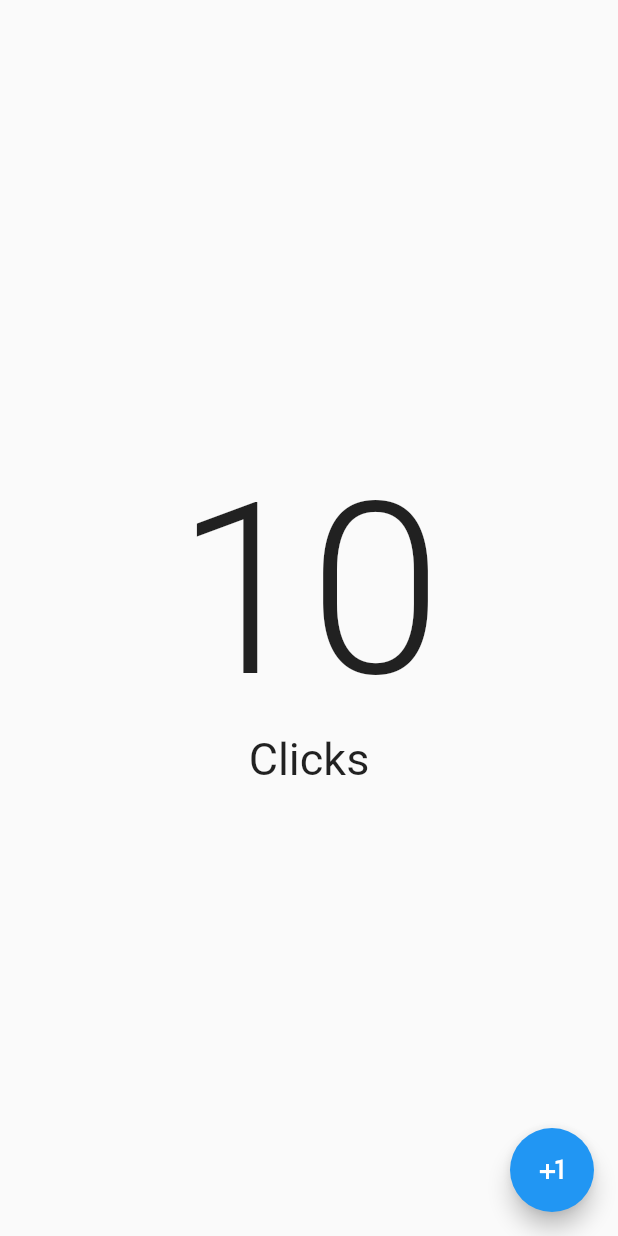
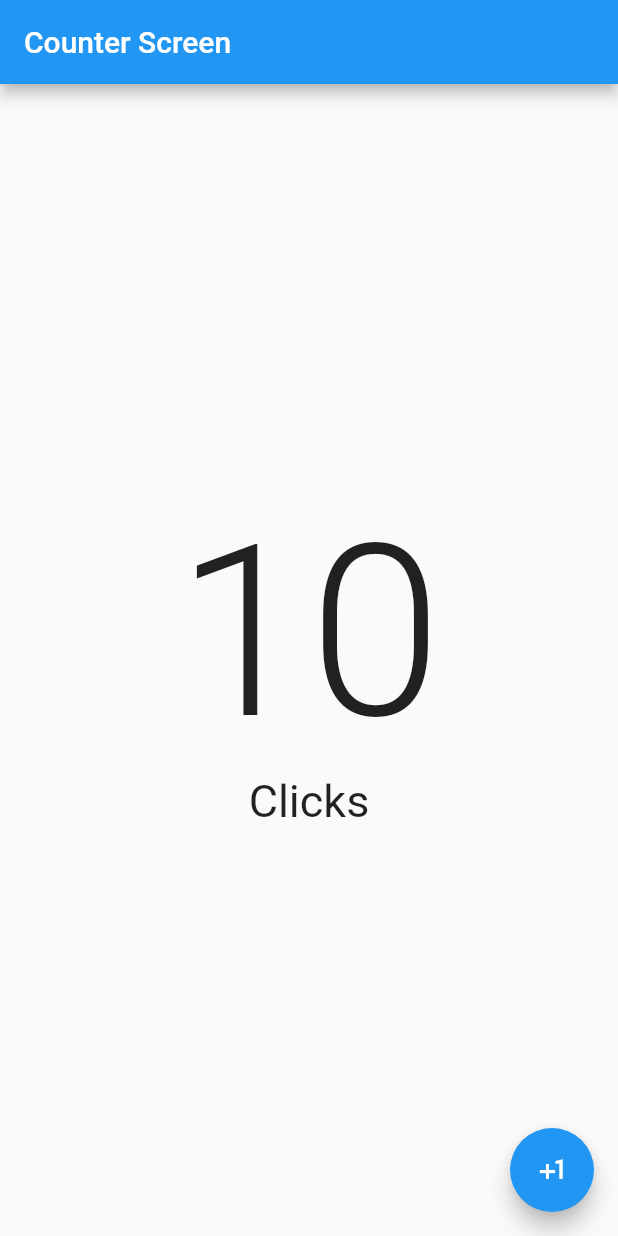
Before and after one commit to AmyLovelace/flutter-hello-world-app, a Flutter app: the screen it shows after launch, on a phone screen of 412 x 824 dp. Run offline on Flutter 3.47's test engine with Material 2 defaults, Android fonts, the phone set to English and light mode, and no system bars.

Commit message:
added widget

```diff
--- a/lib/presentation/screens/counter/counter_screen.dart
+++ b/lib/presentation/screens/counter/counter_screen.dart
@@ -10,6 +10,9 @@ class CounterScreen extends StatelessWidget {
   @override
   Widget build(BuildContext context) {
     return Scaffold(
+      appBar: AppBar(
+        title:  const Text('Counter Screen'),
+      ),
         body: Center(
           child:Column(
             mainAxisAlignment:MainAxisAlignment.center ,
```
